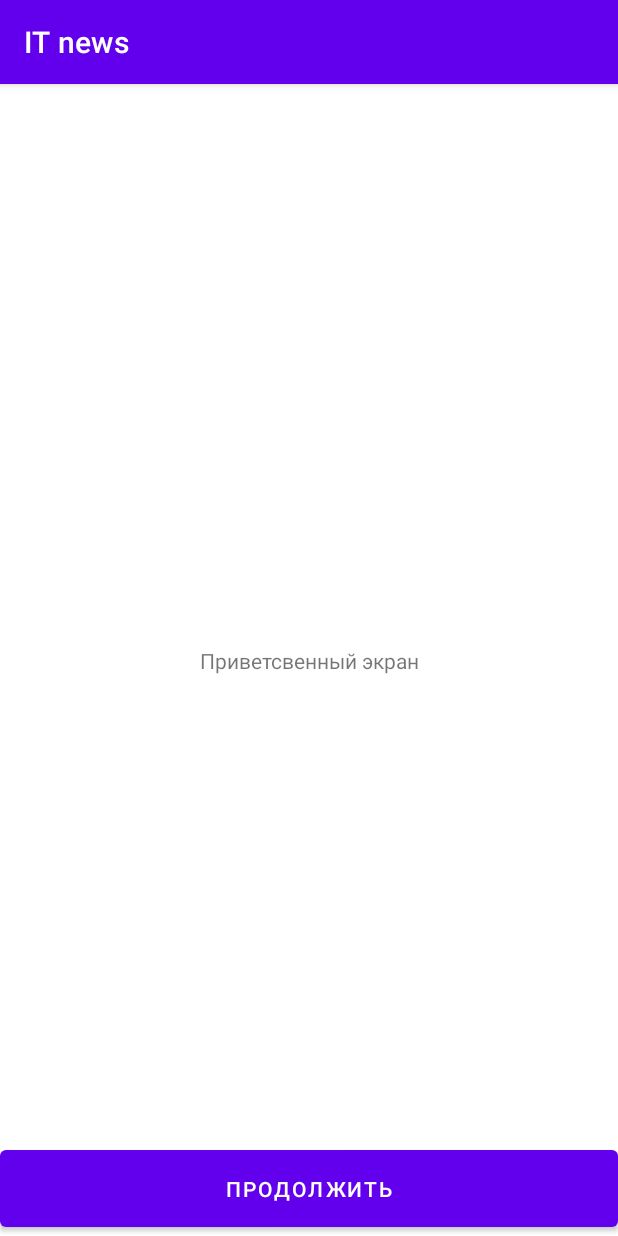
After one commit to Farmer753/itNews, an Android app: the fragment OnboardingFragment shown on its own in the app's theme, on a phone screen of 412 x 824 dp. The commit adds this screen. Run offline under Robolectric (Android 15) with nearby library versions, the phone set to English and light mode, and no system bars; libraries missing offline, so code that uses them is left out: moxy.presenter; 1 statement that could not run was skipped.

Commit message:
create OnboardingFragment

```diff
--- /dev/null
+++ b/app/src/main/java/ru/dpwg/itnews/mvp/presenter/OnboardingPresenter.java
@@ -0,0 +1,18 @@
+package ru.dpwg.itnews.mvp.presenter;
+
+import android.content.SharedPreferences;
+
+import javax.inject.Inject;
+
+import moxy.MvpPresenter;
+import ru.dpwg.itnews.mvp.view.MainActivityView;
+import ru.dpwg.itnews.mvp.view.OnboardingView;
+import timber.log.Timber;
+
+public class OnboardingPresenter extends MvpPresenter<OnboardingView> {
+
+
+    public void onNextButtonClick() {
+        Timber.d("onNextButtonClick");
+    }
+}
--- /dev/null
+++ b/app/src/main/java/ru/dpwg/itnews/mvp/view/OnboardingView.java
@@ -0,0 +1,7 @@
+package ru.dpwg.itnews.mvp.view;
+
+import moxy.MvpView;
+
+public interface OnboardingView extends MvpView {
+
+}
--- /dev/null
+++ b/app/src/main/java/ru/dpwg/itnews/ui/OnboardingFragment.java
@@ -0,0 +1,54 @@
+package ru.dpwg.itnews.ui;
+
+import android.os.Bundle;
+import android.view.LayoutInflater;
+import android.view.View;
+import android.view.ViewGroup;
+import android.widget.Button;
+
+import org.jetbrains.annotations.NotNull;
+import org.jetbrains.annotations.Nullable;
+
+import androidx.annotation.NonNull;
+import moxy.MvpAppCompatFragment;
+import moxy.presenter.InjectPresenter;
+import moxy.presenter.ProvidePresenter;
+import ru.dpwg.itnews.R;
+import ru.dpwg.itnews.di.Di;
+import ru.dpwg.itnews.mvp.presenter.MainActivityPresenter;
+import ru.dpwg.itnews.mvp.presenter.OnboardingPresenter;
+import ru.dpwg.itnews.mvp.view.OnboardingView;
+import toothpick.Toothpick;
+
+public class OnboardingFragment extends MvpAppCompatFragment implements OnboardingView {
+
+    @InjectPresenter
+    OnboardingPresenter onboardingPresenter;
+
+    Button button;
+
+    @ProvidePresenter
+    OnboardingPresenter getOnboardingPresenter() {
+        return Toothpick.openScope(Di.APP_SCOPE).getInstance(OnboardingPresenter.class);
+    }
+
+    @Nullable
+    @Override
+    public View onCreateView(
+            @NotNull LayoutInflater inflater,
+            @Nullable ViewGroup container,
+            @Nullable Bundle savedInstanceState
+    ) {
+        return inflater.inflate(R.layout.fragment_onboarding, container, false);
+    }
+
+    @Override
+    public void onViewCreated(@NonNull @NotNull View view, @androidx.annotation.Nullable @Nullable Bundle savedInstanceState) {
+        super.onViewCreated(view, savedInstanceState);
+        button = view.findViewById(R.id.button);
+
+        button.setOnClickListener(button -> {
+            onboardingPresenter.onNextButtonClick();
+        });
+    }
+}
--- /dev/null
+++ b/app/src/main/res/layout/fragment_onboarding.xml
@@ -0,0 +1,28 @@
+<?xml version="1.0" encoding="utf-8"?>
+<androidx.constraintlayout.widget.ConstraintLayout xmlns:android="http://schemas.android.com/apk/res/android"
+    android:layout_width="match_parent"
+    android:layout_height="match_parent"
+    xmlns:app="http://schemas.android.com/apk/res-auto">
+
+    <TextView
+        android:layout_width="match_parent"
+        android:layout_height="wrap_content"
+        android:text="@string/onboarding"
+        android:id="@+id/textView"
+        android:padding="16dp"
+        android:gravity="center"
+        app:layout_constraintTop_toTopOf="parent"
+        app:layout_constraintBottom_toBottomOf="parent"
+        app:layout_constraintStart_toStartOf="parent"
+        app:layout_constraintEnd_toEndOf="parent" />
+
+    <Button
+        android:layout_width="match_parent"
+        android:layout_height="wrap_content"
+        android:id="@+id/button"
+        android:text="@string/next"
+        android:padding="16dp"
+        app:layout_constraintBottom_toBottomOf="parent"/>
+
+
+</androidx.constraintlayout.widget.ConstraintLayout>
--- a/app/src/main/res/values/strings.xml
+++ b/app/src/main/res/values/strings.xml
@@ -1,3 +1,5 @@
 <resources>
     <string name="app_name">IT news</string>
+    <string name="onboarding">Приветсвенный экран</string>
+    <string name="next">Продолжить</string>
 </resources>
```
